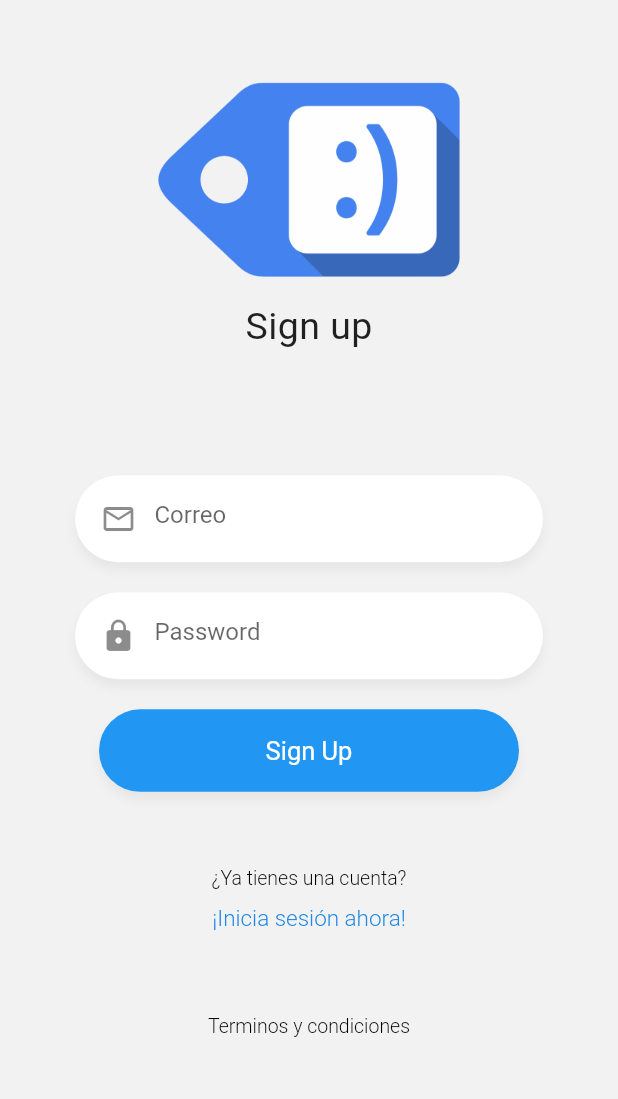
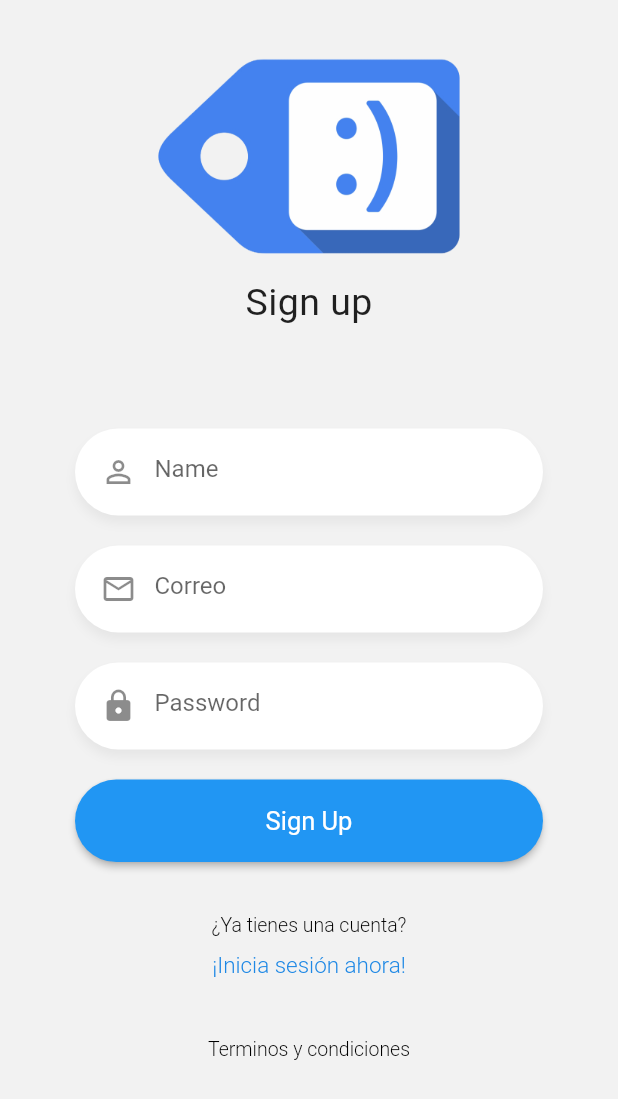
Before and after one commit to DannyFerVar/chat_app, a Flutter app: the RegisterPage screen opened by its route, on a phone screen of 412 x 824 dp. Shown: the top 1099 px of the screen. Run offline on Flutter 3.47's test engine with Material 2 defaults, Android fonts, the phone set to English and light mode, and no system bars; our stand-ins replace flutter_secure_storage, pull_to_refresh; accounts and stored records are empty; network calls fail.

```diff
--- /dev/null
+++ b/lib/global/environment.dart
@@ -0,0 +1,10 @@
+import 'dart:io';
+
+class Envirnoment {
+  static String apiUrl = Platform.isAndroid
+      ? 'http://10.0.2.2:3000/api'
+      : 'http://localhost:3000/api';
+
+  static String socketUrl =
+      Platform.isAndroid ? 'http://10.0.2.2:3000' : 'http://localhost:3000';
+}
--- a/lib/models/user.dart
+++ b/lib/models/user.dart
@@ -1,13 +1,37 @@
+// To parse this JSON data, do
+//
+//     final user = userFromJson(jsonString);
+
+import 'dart:convert';
+
+User userFromJson(String str) => User.fromJson(json.decode(str));
+
+String userToJson(User data) => json.encode(data.toJson());
+
 class User {
+  String name;
+  String email;
   bool online;
-  String email;
-  String name;
   String uid;
 
   User({
+    required this.name,
+    required this.email,
     required this.online,
-    required this.email,
-    required this.name,
     required this.uid,
   });
+
+  factory User.fromJson(Map<String, dynamic> json) => User(
+        name: json["name"],
+        email: json["email"],
+        online: json["online"],
+        uid: json["uid"],
+      );
+
+  Map<String, dynamic> toJson() => {
+        "name": name,
+        "email": email,
+        "online": online,
+        "uid": uid,
+      };
 }
--- a/lib/pages/register_page.dart
+++ b/lib/pages/register_page.dart
@@ -1,10 +1,13 @@
+import 'package:flutter/material.dart';
+import 'package:provider/provider.dart';
+
+import '../helpers/show_alert.dart';
+import 'package:chat_app/services/auth_service.dart';
+import 'package:chat_app/widgets/custom_imput_button.dart';
+import 'package:chat_app/widgets/label.dart';
 import 'package:chat_app/widgets/login_labels.dart';
-import 'package:flutter/material.dart';
-
-import 'package:chat_app/widgets/label.dart';
+import 'package:chat_app/widgets/logo_login.dart';
 import 'package:chat_app/widgets/raised_button.dart';
-import 'package:chat_app/widgets/custom_imput_button.dart';
-import 'package:chat_app/widgets/logo_login.dart';
 
 class RegisterPage extends StatelessWidget {
   const RegisterPage({super.key});
@@ -50,14 +53,23 @@ class _Form extends StatefulWidget {
 class _FormState extends State<_Form> {
   final mailCtrl = TextEditingController();
   final pwdCtrl = TextEditingController();
+  final nameCtrl = TextEditingController();
 
   @override
   Widget build(BuildContext context) {
+    final authService = Provider.of<AuthService>(context);
+
     return Container(
       margin: const EdgeInsets.only(top: 40),
       padding: const EdgeInsets.symmetric(horizontal: 50),
       child: Column(
         children: [
+          InputButton(
+            icon: Icons.perm_identity,
+            placeholder: 'Name',
+            textController: nameCtrl,
+            isPasword: false,
+          ),
           InputButton(
             icon: Icons.mail_outline,
             placeholder: 'Correo',
@@ -72,7 +84,30 @@ class _FormState extends State<_Form> {
             isPasword: true,
           ),
           RaisedButton(
-            buttonFunction: () => print(mailCtrl.text + pwdCtrl.text),
+            buttonFunction: authService.authenticating
+                ? () => {}
+                : () async {
+                    final registerOk = await authService.register(
+                      nameCtrl.text.trim(),
+                      mailCtrl.text.trim(),
+                      pwdCtrl.text.trim(),
+                    );
+
+                    if (registerOk == true) {
+                      //TODO: Connect to socket server
+
+                      //TODO: Navigate to next screen
+                      Navigator.pushReplacementNamed(context, 'users');
+                    } else {
+                      //show alert
+                      // ignore: use_build_context_synchronously
+                      showAlert(
+                        context,
+                        'Invalid Login',
+                        registerOk.toString(),
+                      );
+                    }
+                  },
             buttonLabel: 'Sign Up',
           ),
         ],
--- a/lib/routes/routes.dart
+++ b/lib/routes/routes.dart
@@ -8,7 +8,7 @@ import 'package:chat_app/pages/users_page.dart';
 
 final Map<String, Widget Function(BuildContext)> appRoutes = {
   'chat': (_) => const ChatPage(),
-  'loading': (_) => LoadingPage(),
+  'loading': (_) => const LoadingPage(),
   'login': (_) => const LoginPage(),
   'register': (_) => const RegisterPage(),
   'users': (_) => const UsersPage(),
--- a/lib/widgets/raised_button.dart
+++ b/lib/widgets/raised_button.dart
@@ -1,7 +1,7 @@
 import 'package:flutter/material.dart';
 
 class RaisedButton extends StatelessWidget {
-  final Function() buttonFunction;
+  final Function()? buttonFunction;
   final String buttonLabel;
 
   const RaisedButton({
@@ -12,22 +12,17 @@ class RaisedButton extends StatelessWidget {
 
   @override
   Widget build(BuildContext context) {
-    return MaterialButton(
+    return ElevatedButton(
+      style: ButtonStyle(
+        elevation: MaterialStateProperty.all(2),
+        shape: MaterialStateProperty.all(
+          const StadiumBorder(),
+        ),
+      ),
       onPressed: buttonFunction,
-      child: Container(
+      child: SizedBox(
         width: double.infinity,
         height: 55,
-        decoration: BoxDecoration(
-          color: Colors.blue,
-          borderRadius: BorderRadius.circular(30),
-          boxShadow: <BoxShadow>[
-            BoxShadow(
-              color: Colors.black.withOpacity(0.05),
-              offset: const Offset(0, 5),
-              blurRadius: 5,
-            ),
-          ],
-        ),
         child: Center(
           child: Text(
             buttonLabel,
--- a/pubspec.yaml
+++ b/pubspec.yaml
@@ -36,6 +36,9 @@ dependencies:
   # Use with the CupertinoIcons class for iOS style icons.
   cupertino_icons: ^1.0.2
   pull_to_refresh: ^2.0.0
+  provider: ^6.0.5
+  http: ^0.13.6
+  flutter_secure_storage: ^8.1.0
 
 dev_dependencies:
   flutter_test:
```
Also changed, not shown: lib/helpers/show_alert.dart (added, +38 -0 lines), lib/main.dart (+12 -5 lines), lib/models/login_response.dart (added, +36 -0 lines), lib/pages/chat_page.dart (+2 -6 lines), lib/pages/loading_page.dart (+34 -5 lines), lib/pages/login_page.dart (+33 -5 lines), lib/pages/users_page.dart (+11 -3 lines), lib/services/auth_service.dart (added, +126 -0 lines), pubspec.lock, 14 other files.
